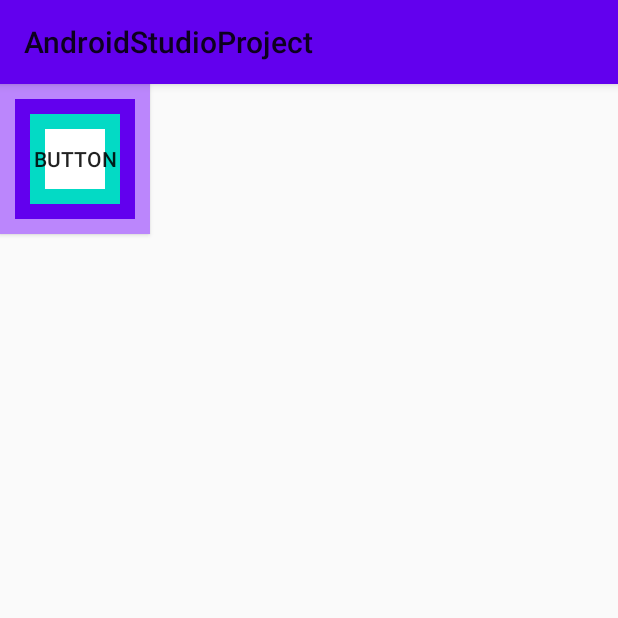
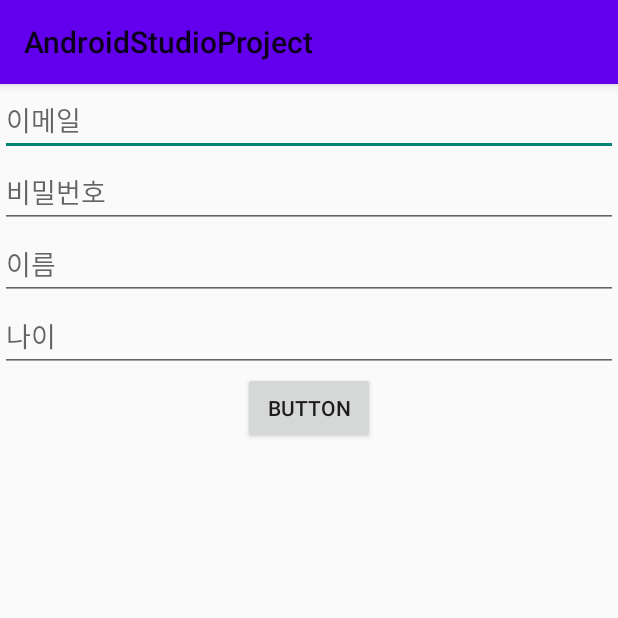
Before and after one commit to leedy3838/SWP, an Android app: the screen it shows after launch (MainActivity), on a phone screen of 412 x 824 dp, the top half of it. Run offline under Robolectric (Android 15) with nearby library versions, the phone set to English and light mode, and no system bars.

Commit message:
EditText 활용

```diff
--- a/app/src/main/java/com/example/androidstudioproject/MainActivity.kt
+++ b/app/src/main/java/com/example/androidstudioproject/MainActivity.kt
@@ -3,14 +3,30 @@ package com.example.androidstudioproject
 import androidx.appcompat.app.AppCompatActivity
 import android.os.Bundle
 import android.view.View
+import android.view.inputmethod.EditorInfo
+import android.widget.Toast
 import kotlinx.android.synthetic.main.activity_main.*
 
 class MainActivity : AppCompatActivity() {
     override fun onCreate(savedInstanceState: Bundle?) {
         super.onCreate(savedInstanceState)
         setContentView(R.layout.activity_main)
+
+        et_age.setOnEditorActionListener{v, actionId, event ->
+            if(actionId == EditorInfo.IME_ACTION_DONE){
+                login(v)
+                true;
+            }
+            else false;
+        }
     }
-    fun clicked(v : View){
-        Btn1.text = "clicked"
+
+    fun login(v : View){
+        if(et_email.text.toString() == "ldy@naver.com" && et_password.text.toString() == "1234"
+            && et_name.text.toString() == "LDY" && et_age.text.toString() == "23"){
+            Toast.makeText(this, "로그인 되었습니다.", Toast.LENGTH_SHORT).show();
+        }
+        else
+            Toast.makeText(this, "로그인 하지 못했습니다.", Toast.LENGTH_SHORT).show();
     }
 }
--- a/app/src/main/res/layout/activity_main.xml
+++ b/app/src/main/res/layout/activity_main.xml
@@ -4,14 +4,42 @@
     xmlns:tools="http://schemas.android.com/tools"
     android:layout_width="match_parent"
     android:layout_height="match_parent"
-    tools:context=".MainActivity">
+    tools:context=".MainActivity"
+    android:orientation="vertical">
 
+    <EditText
+        android:id="@+id/et_email"
+        android:layout_width="match_parent"
+        android:layout_height="wrap_content"
+        android:inputType="textEmailAddress"
+        android:hint="이메일"
+        />
+    <EditText
+        android:id="@+id/et_password"
+        android:layout_width="match_parent"
+        android:layout_height="wrap_content"
+        android:hint="비밀번호"
+        android:inputType="textPassword" />
+    <EditText
+        android:id="@+id/et_name"
+        android:layout_width="match_parent"
+        android:layout_height="wrap_content"
+        android:inputType="text"
+        android:hint="이름"
+        />
+    <EditText
+        android:id="@+id/et_age"
+        android:layout_width="match_parent"
+        android:layout_height="wrap_content"
+        android:inputType="number"
+        android:hint="나이"
+        />
     <Button
-        android:id="@+id/Btn1"
+        android:id="@+id/Btn"
         android:layout_width="wrap_content"
         android:layout_height="wrap_content"
-        android:background="@drawable/layer_list_practice"
         android:text="Button"
+        android:layout_gravity="center"
+        android:onClick="login"
         />
-
 </androidx.appcompat.widget.LinearLayoutCompat>
```
